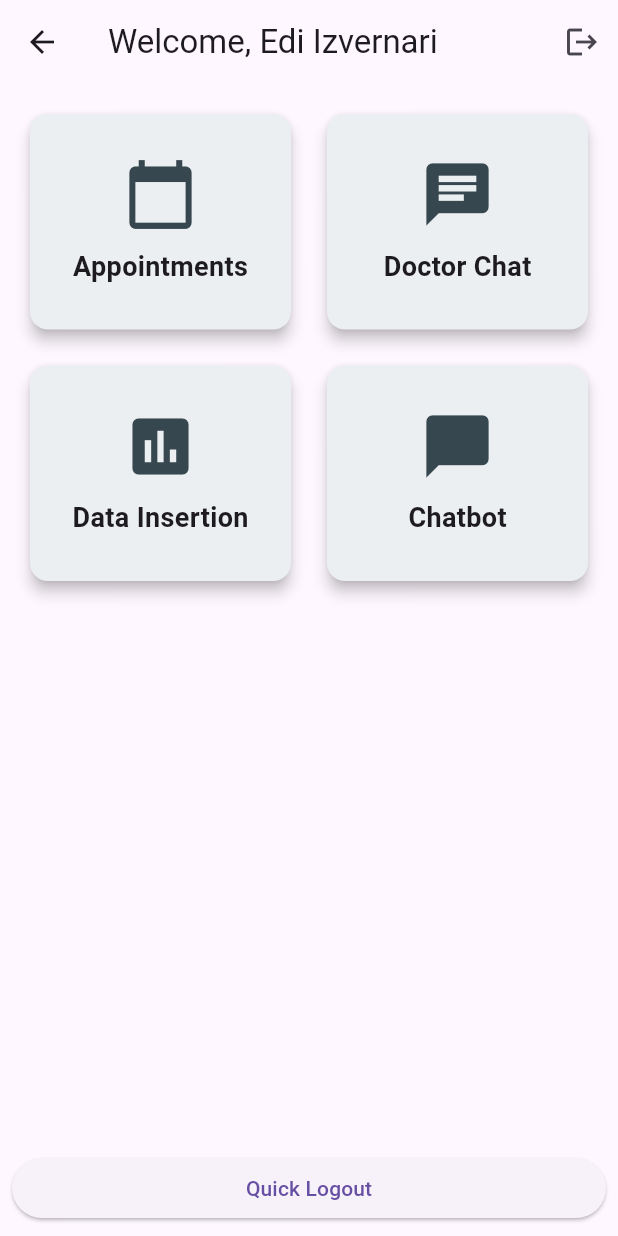
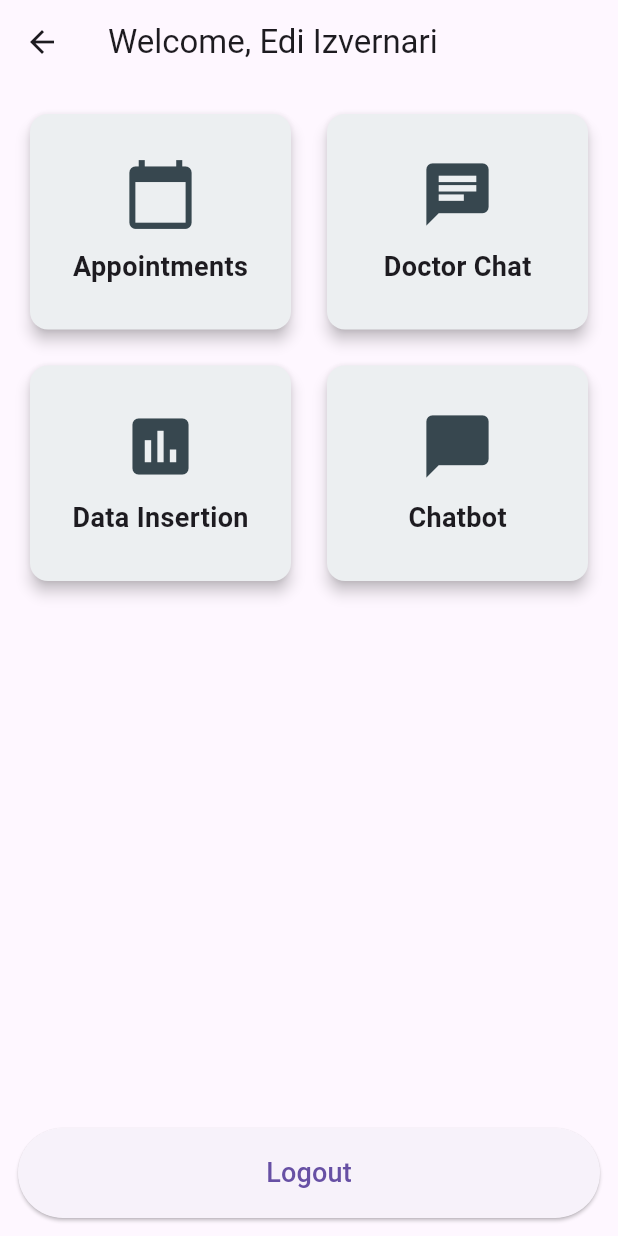
Before and after one commit to ediizvernari/Heart_App, a Flutter app: the ClientMainPage screen opened directly, on a phone screen of 412 x 824 dp. Run offline on Flutter 3.47's test engine with Material 3 defaults, Android fonts, the phone set to English and light mode, and no system bars; our stand-ins replace flutter_secure_storage, jwt_decoder; accounts and stored records are empty.

Commit message:
Added routing functionality for the Main Page and rearranged the code

```diff
--- a/frontend/lib/screens/client_main_page.dart
+++ b/frontend/lib/screens/client_main_page.dart
@@ -1,5 +1,6 @@
 import 'package:flutter/material.dart';
 import 'package:flutter_secure_storage/flutter_secure_storage.dart';
+import 'package:frontend/screens/client_personal_data_insertion_page.dart';
 import 'package:frontend/screens/home_page.dart';
 import 'package:frontend/screens/login_page.dart';
 
@@ -13,25 +14,18 @@ class ClientMainPage extends StatelessWidget {
     WidgetsBinding.instance.addPostFrameCallback((_) async {
       String? token = await storage.read(key: 'auth_token');
       if (token == null || token.isEmpty) {
-        Navigator.push(
+        Navigator.pushReplacement(
           context,
           MaterialPageRoute(builder: (context) => LoginPage()),
         );
       }
     });
 
-    // Determine the grid column count dynamically
     int crossAxisCount = MediaQuery.of(context).size.width > 600 ? 3 : 2;
 
     return Scaffold(
       appBar: AppBar(
         title: const Text('Welcome, Edi Izvernari'),
-        actions: [
-          IconButton(
-            icon: const Icon(Icons.logout),
-            onPressed: () => _handleLogout(context),
-          ),
-        ],
       ),
       body: Padding(
         padding: const EdgeInsets.all(16.0),
@@ -45,21 +39,24 @@ class ClientMainPage extends StatelessWidget {
           itemCount: _menuItems.length,
           itemBuilder: (context, index) {
             final item = _menuItems[index];
-            return _buildGridItem(context, item['icon'], item['label'], item['route']);
+            return _buildGridItem(context, item);
           },
         ),
       ),
       bottomNavigationBar: Padding(
-        padding: const EdgeInsets.all(8.0),
+        padding: const EdgeInsets.all(12.0),
+        child: SizedBox(
+          width: double.infinity,
+          height: 60, // Increased button height
           child: ElevatedButton(
             onPressed: () => _handleLogout(context),
-          child: const Text('Quick Logout'),
+            child: const Text('Logout', style: TextStyle(fontSize: 18)),
+          ),
         ),
       ),
     );
   }
 
-  // Logout confirmation dialog
   void _handleLogout(BuildContext context) {
     showDialog(
       context: context,
@@ -68,14 +65,13 @@ class ClientMainPage extends StatelessWidget {
         content: const Text("Are you sure you want to logout?"),
         actions: [
           TextButton(
-            onPressed: () => Navigator.pop(context), // Cancel
+            onPressed: () => Navigator.pop(context),
             child: const Text("Cancel"),
           ),
           TextButton(
             onPressed: () async {
-              // Perform logout actions (clear session, etc.)
               await storage.delete(key: 'auth_token');
-              Navigator.push(
+              Navigator.pushReplacement(
                 context,
                 MaterialPageRoute(builder: (context) => const HomePage()),
               );
@@ -87,20 +83,19 @@ class ClientMainPage extends StatelessWidget {
     );
   }
 
-  // Build grid items dynamically
-  Widget _buildGridItem(BuildContext context, IconData icon, String label, String route) {
+  Widget _buildGridItem(BuildContext context, Map<String, dynamic> item) {
     return GestureDetector(
-      onTap: () => Navigator.pushNamed(context, route),
+      onTap: () => item['onTap'](context),
       child: Card(
         shape: RoundedRectangleBorder(borderRadius: BorderRadius.circular(12)),
         elevation: 4,
-        color: Colors.blueGrey[50], // Subtle background color
+        color: Colors.blueGrey[50],
         child: Column(
           mainAxisAlignment: MainAxisAlignment.center,
           children: [
-            Icon(icon, size: 50, color: Colors.blueGrey[800]),
+            Icon(item['icon'], size: 50, color: Colors.blueGrey[800]),
             const SizedBox(height: 10),
-            Text(label, style: const TextStyle(fontSize: 18, fontWeight: FontWeight.bold)),
+            Text(item['label'], style: const TextStyle(fontSize: 18, fontWeight: FontWeight.bold)),
           ],
         ),
       ),
@@ -108,10 +103,28 @@ class ClientMainPage extends StatelessWidget {
   }
 }
 
-// Define menu items in a structured way
+//TODO: Add functionality for each of the menu Items
 final List<Map<String, dynamic>> _menuItems = [
-  {'icon': Icons.calendar_today, 'label': 'Appointments', 'route': '/appointments'},
-  {'icon': Icons.chat, 'label': 'Doctor Chat', 'route': '/doctor_chat'},
-  {'icon': Icons.insert_chart, 'label': 'Data Insertion', 'route': '/data_insertion'},
-  {'icon': Icons.chat_bubble, 'label': 'Chatbot', 'route': '/chatbot'},
+  {
+    'icon': Icons.calendar_today,
+    'label': 'Appointments',
+    'onTap': (context) => Navigator.pushNamed(context, '/appointments'),
+  },
+  {
+    'icon': Icons.chat,
+    'label': 'Doctor Chat',
+    'onTap': (context) => Navigator.pushNamed(context, '/doctor_chat'),
+  },
+  {
+    'icon': Icons.insert_chart,
+    'label': 'Data Insertion',
+    'onTap': (context) => Navigator.push(
+                            context,
+                            MaterialPageRoute(builder: (context) => const ClientPersonalDataInsertionPage())),
+  },
+  {
+    'icon': Icons.chat_bubble,
+    'label': 'Chatbot',
+    'onTap': (context) => Navigator.pushNamed(context, '/chatbot'),
+  },
 ];
--- a/frontend/lib/screens/client_personal_data_insertion_page.dart
+++ b/frontend/lib/screens/client_personal_data_insertion_page.dart
@@ -30,7 +30,7 @@ class ClientPersonalDataInsertionPageState extends State<ClientPersonalDataInser
   }
 
   Future<void> _verifyToken() async {
-    final storage = FlutterSecureStorage();
+    const storage = FlutterSecureStorage();
     String? token = await storage.read(key: 'auth_token');
 
     print('Token: $token'); // Debugging line
--- a/frontend/lib/screens/login_page.dart
+++ b/frontend/lib/screens/login_page.dart
@@ -1,6 +1,5 @@
 import 'package:flutter/material.dart';
 import 'package:frontend/screens/client_main_page.dart';
-import 'package:frontend/screens/client_personal_data_insertion_page.dart';
 import '../utils/authentication_validator.dart';
 import 'package:flutter_secure_storage/flutter_secure_storage.dart';
 import 'dart:convert';
```
Lines whose indentation alone changed are shown as unchanged.
